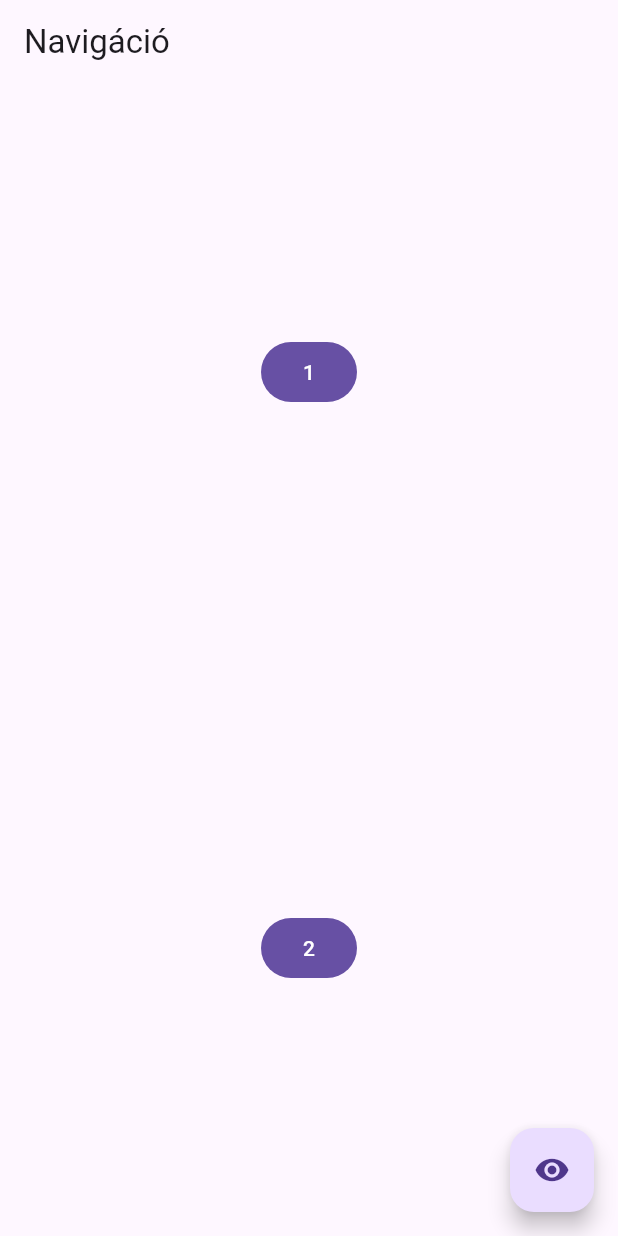
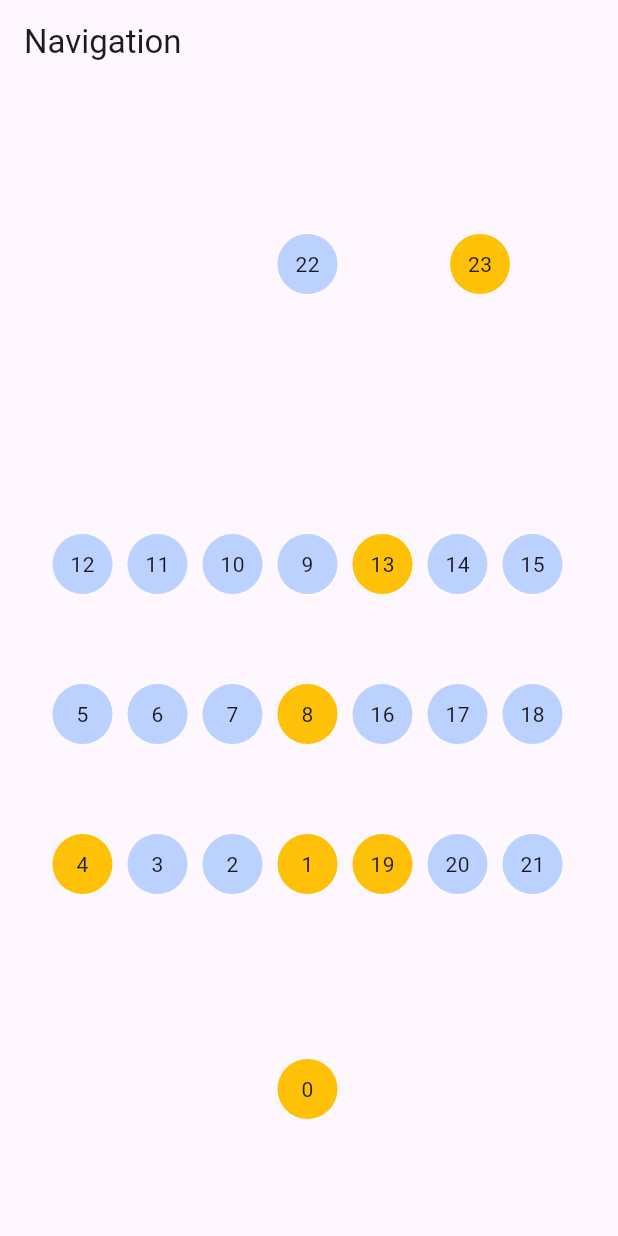
Before and after one commit to Mrb156/grocery_nav_app, a Flutter app: the screen it shows after launch, on a phone screen of 412 x 824 dp. Run offline on Flutter 3.47's test engine with Material 2 defaults, Android fonts, the phone set to English and light mode, and no system bars; missing offline and left inert: arrow_path.

Commit message:
navigation page v1

```diff
--- a/groceryNavApp/lib/screens/nav.dart
+++ b/groceryNavApp/lib/screens/nav.dart
@@ -1,5 +1,79 @@
+import 'package:arrow_path/arrow_path.dart';
 import 'package:flutter/material.dart';
-import 'package:widget_arrows/widget_arrows.dart';
+
+const double WIDTH = 2000;
+const int n = 24;
+
+List<int> wishList = [0, 1, 19, 4, 8, 13, 23];
+List<int> road = [0, 1, 19, 1, 2, 3, 4, 5, 6, 7, 8, 9, 13, 9, 22, 23];
+
+class Node {
+  double x;
+  double y;
+  int id;
+  bool visible;
+
+  Node(
+      {required this.x,
+      required this.y,
+      required this.id,
+      this.visible = false});
+}
+
+List<Node> nodes = [];
+
+void generate() {
+  // for (int i = 0; i < n; i++) {
+  //   nodes.add(Node(x: i + 1, y: i + 100, id: i));
+  // }
+
+  //w=411.4 h=700
+  nodes.add(Node(x: 185, y: 650, id: 0));
+
+  nodes.add(Node(x: 185, y: 500, id: 1));
+
+  nodes.add(Node(x: 135, y: 500, id: 2));
+  nodes.add(Node(x: 85, y: 500, id: 3));
+  nodes.add(Node(x: 35, y: 500, id: 4));
+
+  nodes.add(Node(x: 35, y: 400, id: 5));
+  nodes.add(Node(x: 85, y: 400, id: 6));
+  nodes.add(Node(x: 135, y: 400, id: 7));
+
+  nodes.add(Node(x: 185, y: 400, id: 8));
+
+  nodes.add(Node(x: 185, y: 300, id: 9));
+
+  nodes.add(Node(x: 135, y: 300, id: 10));
+  nodes.add(Node(x: 85, y: 300, id: 11));
+  nodes.add(Node(x: 35, y: 300, id: 12));
+
+  nodes.add(Node(x: 235, y: 300, id: 13));
+  nodes.add(Node(x: 285, y: 300, id: 14));
+  nodes.add(Node(x: 335, y: 300, id: 15));
+
+  nodes.add(Node(x: 335, y: 400, id: 18));
+  nodes.add(Node(x: 285, y: 400, id: 17));
+  nodes.add(Node(x: 235, y: 400, id: 16));
+
+  nodes.add(Node(x: 335, y: 500, id: 21));
+  nodes.add(Node(x: 285, y: 500, id: 20));
+  nodes.add(Node(x: 235, y: 500, id: 19));
+
+  nodes.add(Node(x: 185, y: 100, id: 22));
+  nodes.add(Node(x: 300, y: 100, id: 23));
+}
+
+void visibility() {
+  for (var i = 0; i < wishList.length; i++) {
+    for (var j = 0; j < nodes.length; j++) {
+      if (wishList[i] == nodes[j].id) {
+        nodes[j].visible = true;
+        break;
+      }
+    }
+  }
+}
 
 class Navigation extends StatefulWidget {
   Navigation({Key? key}) : super(key: key);
@@ -10,53 +84,93 @@ class Navigation extends StatefulWidget {
 
 class _NavigationState extends State<Navigation> {
   bool showArrows = true;
+
   @override
-  Widget build(BuildContext context) => ArrowContainer(
-        child: Scaffold(
-          appBar: AppBar(
-            title: const Text('Navigáció'),
-          ),
-          body: Center(
-            child: Column(
-              mainAxisSize: MainAxisSize.max,
-              mainAxisAlignment: MainAxisAlignment.spaceAround,
-              children: <Widget>[
-                Align(
-                  alignment: Alignment.center,
-                  child: ArrowElement(
-                    show: showArrows,
-                    id: 'cont',
-                    targetIds: const ['text2'],
-                    sourceAnchor: Alignment.bottomCenter,
-                    targetAnchor: Alignment.topCenter,
-                    color: Colors.green,
-                    child: FilledButton(child: Text("1"), onPressed: (){},),
-                  ),
+  Widget build(BuildContext context) {
+    generate();
+    visibility();
+    return Scaffold(
+      appBar: AppBar(title: const Text("Navigation")),
+      body: InteractiveViewer(child: const Grid()),
+    );
+  }
+}
+
+class Grid extends StatelessWidget {
+  const Grid({super.key});
+
+  @override
+  Widget build(BuildContext context) {
+    return Stack(
+      children: [
+        Stack(
+          children: List.generate(
+            n,
+            (index) {
+              return Transform.translate(
+                offset: Offset(nodes[index].x, nodes[index].y),
+                child: Element(
+                  id: nodes[index].id,
+                  visible: nodes[index].visible,
                 ),
-                Align(
-                  alignment: Alignment.center,
-                  child: ArrowElement(
-                    show: showArrows,
-                    id: 'text2',
-					targetId: 'cont',
-					sourceAnchor: Alignment.topCenter,
-                    targetAnchor: Alignment.bottomCenter,
-                    child: FilledButton(child: const Text("2"), onPressed: (){},),
-                  ),
-                ),
-              ],
-            ),
-          ),
-          floatingActionButton: ArrowElement(
-            id: 'fab',
-            child: FloatingActionButton(
-              onPressed: () => setState(() {
-                showArrows = !showArrows;
-              }),
-              tooltip: 'hide/show',
-              child: const Icon(Icons.remove_red_eye),
-            ),
+              );
+            },
           ),
         ),
-      );
+        CustomPaint(
+          size: Size(MediaQuery.of(context).size.width,
+              MediaQuery.of(context).size.height),
+          painter: ArrowPainter(),
+        ),
+      ],
+    );
+  }
 }
+
+class Element extends StatelessWidget {
+  int id;
+  bool visible;
+
+  Element({super.key, required this.id, required this.visible});
+
+  @override
+  Widget build(BuildContext context) {
+    return Container(
+      width: 40,
+      height: 40,
+      decoration: BoxDecoration(
+        color: visible ? Colors.amber : Color.fromARGB(108, 96, 157, 255),
+        shape: BoxShape.circle,
+      ),
+      child: Center(child: Text(id.toString())),
+    );
+  }
+}
+
+class ArrowPainter extends CustomPainter {
+  @override
+  void paint(Canvas canvas, Size size) {
+    final Paint paint = Paint()
+      ..color = Colors.black
+      ..style = PaintingStyle.stroke
+      ..strokeCap = StrokeCap.round
+      ..strokeJoin = StrokeJoin.round
+      ..strokeWidth = 3.0;
+    {
+      Path path = Path();
+      path.moveTo(nodes[0].x + 15, nodes[0].y + 15);
+      for (int i = 1; i < road.length; i++) {
+        for (int j = 0; j < n; j++) {
+          if (nodes[j].id == road[i]) {
+            path.lineTo(nodes[j].x + 15, nodes[j].y + 15);
+            path = ArrowPath.make(path: path);
+          }
+        }
+      }
+      canvas.drawPath(path, paint..color = Color.fromARGB(255, 0, 0, 0));
+    }
+  }
+
+  @override
+  bool shouldRepaint(ArrowPainter oldDelegate) => false;
+}
--- a/groceryNavApp/pubspec.yaml
+++ b/groceryNavApp/pubspec.yaml
@@ -36,6 +36,7 @@ dependencies:
   cupertino_icons: ^1.0.2
   arrow_path: ^3.0.0
   widget_arrows: ^0.1.8
+  draw_arrow: ^1.0.0
 
 dev_dependencies:
   flutter_test:
```
Also changed, not shown: groceryNavApp/pubspec.lock, 3 other files.
